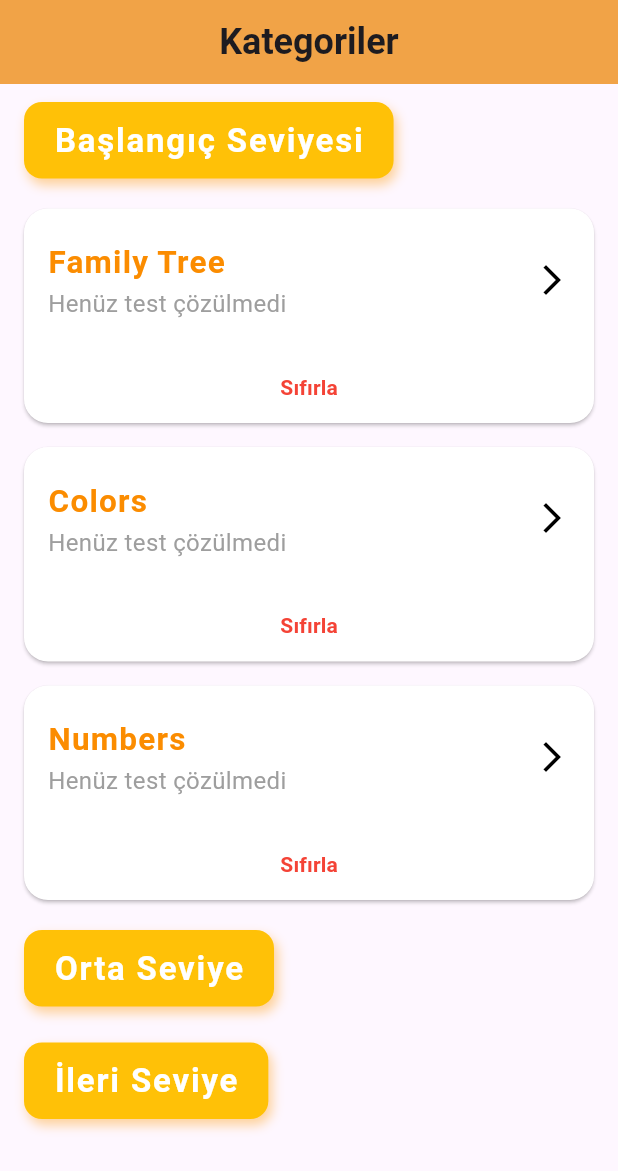
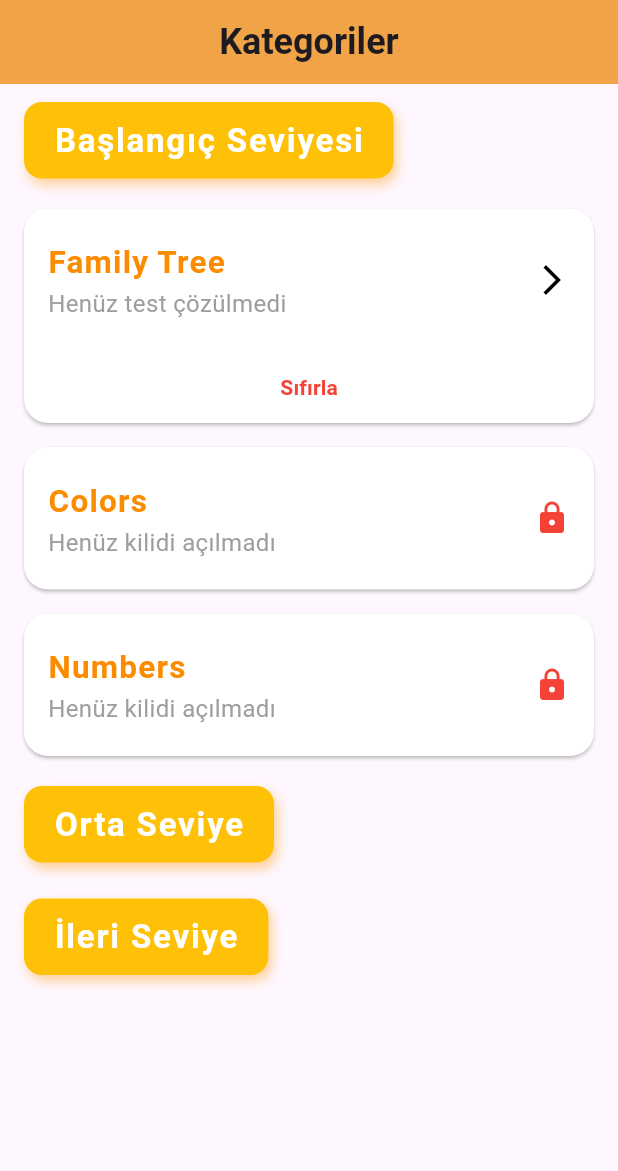
Before and after one commit to ardaaskinn01/Vocabulary, a Flutter app: the MainPage screen opened directly, after a tap on "Sıfırla", on a phone screen of 412 x 824 dp. Shown: the top 1171 px of the screen. Run offline on Flutter 3.47's test engine with Material 3 defaults, Android fonts, the phone set to English and light mode, and no system bars; our stand-ins replace cloud_firestore, firebase_auth, firebase_core, flutter_tts; accounts and stored records are empty.

Commit message:
last updates

```diff
--- a/lib/main_page.dart
+++ b/lib/main_page.dart
@@ -26,7 +26,17 @@ class _MainPageState extends State<MainPage> {
   @override
   void initState() {
     super.initState();
+    _getUserId();
     _fetchUserResultsStream();
+  }
+
+  void _getUserId() {
+    User? user = _auth.currentUser;
+    if (user != null) {
+      setState(() {
+        userId = user.uid;
+      });
+    }
   }
 
   /// Kullanıcının UID'sini al ve Firestore'dan sonuçları getir.
@@ -42,13 +52,16 @@ class _MainPageState extends State<MainPage> {
       for (var doc in snapshot.docs) {
         Map<String, dynamic> data = doc.data();
         int correctAnswers = data.values.where((value) => value == true).length;
-        int totalQuestions = data["toplam"] ?? data.length;
+        int totalQuestions = data.length;
 
         tempResults[doc.id] = {
           "correct": correctAnswers,
           "total": totalQuestions,
         };
       }
+      setState(() {
+        categoryResults = tempResults;
+      });
       return tempResults;
     });
   }
@@ -82,9 +95,6 @@ class _MainPageState extends State<MainPage> {
       body: StreamBuilder<Map<String, Map<String, dynamic>>>(
         stream: _fetchUserResultsStream(),
         builder: (context, snapshot) {
-          if (snapshot.connectionState == ConnectionState.waiting) {
-            return const Center(child: CircularProgressIndicator());
-          }
 
           if (snapshot.hasError) {
             return Center(child: Text("Hata oluştu: ${snapshot.error}"));
@@ -100,8 +110,8 @@ class _MainPageState extends State<MainPage> {
               children: [
                 buildCategorySection(context, "Başlangıç Seviyesi", [
                   buildCategoryCard(context, "Family Tree", "family tree"),
-                  buildCategoryCard(context, "Colors", "colors"),
-                  buildCategoryCard(context, "Numbers", "numbers"),
+                  buildCategoryCard(context, "Colors", "colors", isLocked: true),
+                  buildCategoryCard(context, "Numbers", "numbers", isLocked: true),
                 ]),
                 buildCategorySection(context, "Orta Seviye", []),
                 buildCategorySection(context, "İleri Seviye", []),
@@ -146,30 +156,46 @@ class _MainPageState extends State<MainPage> {
     );
   }
 
-  Widget buildCategoryCard(BuildContext context, String title, String category) {
+  Widget buildCategoryCard(BuildContext context, String title, String category, {bool isLocked = false}) {
     int correct = categoryResults[category]?["correct"] ?? 0;
     int solved = categoryResults[category]?["total"] ?? 0;
-    int total = categoryTotalQuestions[category]!;
+    int total = categoryTotalQuestions[category] ?? 0;
 
-    String statusText = "Henüz test çözülmedi";
+    // Varsayılan kilit durumu
+    bool categoryLocked = isLocked;
+
+    // Eğer önceki kategori tamamlandıysa kilit kalkmalı
+    if (category == "colors" && (categoryResults["family tree"]?["total"] ?? 0) == categoryTotalQuestions["family tree"]) {
+      categoryLocked = false;
+    }
+    if (category == "numbers" && (categoryResults["colors"]?["total"] ?? 0) == categoryTotalQuestions["colors"]) {
+      categoryLocked = false;
+    }
+
+    // Kilitliyse "Henüz kilidi açılmadı" yazısını göster
+    String statusText = categoryLocked ? "Henüz kilidi açılmadı" : "Henüz test çözülmedi";
     Color statusColor = Colors.grey;
 
-    if (correct > 0 && solved < total) {
-      statusText = "$correct/$total Doğru (Devam Ediyor)";
+    if (!categoryLocked) {
+      if (solved > 0 && solved < total) {
+        statusText = "$correct/$solved Doğru (Devam Ediyor)";
         statusColor = Colors.amber;
       } else if (solved == total) {
-      statusText = "$correct/$total Doğru (Tamamlandı)";
+        statusText = "$correct/$solved Doğru (Tamamlandı)";
         statusColor = Colors.green;
+      }
     }
 
     return GestureDetector(
       onTap: () {
+        if (!categoryLocked) {
           Navigator.push(
             context,
             MaterialPageRoute(
               builder: (context) => CategoryScreen(category: category),
             ),
           );
+        }
       },
       child: Card(
         elevation: 1,
@@ -195,13 +221,14 @@ class _MainPageState extends State<MainPage> {
                 statusText,
                 style: TextStyle(fontSize: 16, color: statusColor),
               ),
-              trailing: const Icon(
-                Icons.arrow_forward_ios,
-                color: Colors.black,
+              trailing: Icon(
+                categoryLocked ? Icons.lock : Icons.arrow_forward_ios,
+                color: categoryLocked ? Colors.red : Colors.black,
                 size: 24,
               ),
             ),
-            // Sıfırlama butonu ekleniyor
+            // Eğer kategori kilitliyse, "Sıfırla" butonunu göstermiyoruz
+            if (!categoryLocked)
               TextButton(
                 onPressed: () {
                   resetCategoryResults(category);
```
Lines whose indentation alone changed are shown as unchanged.
